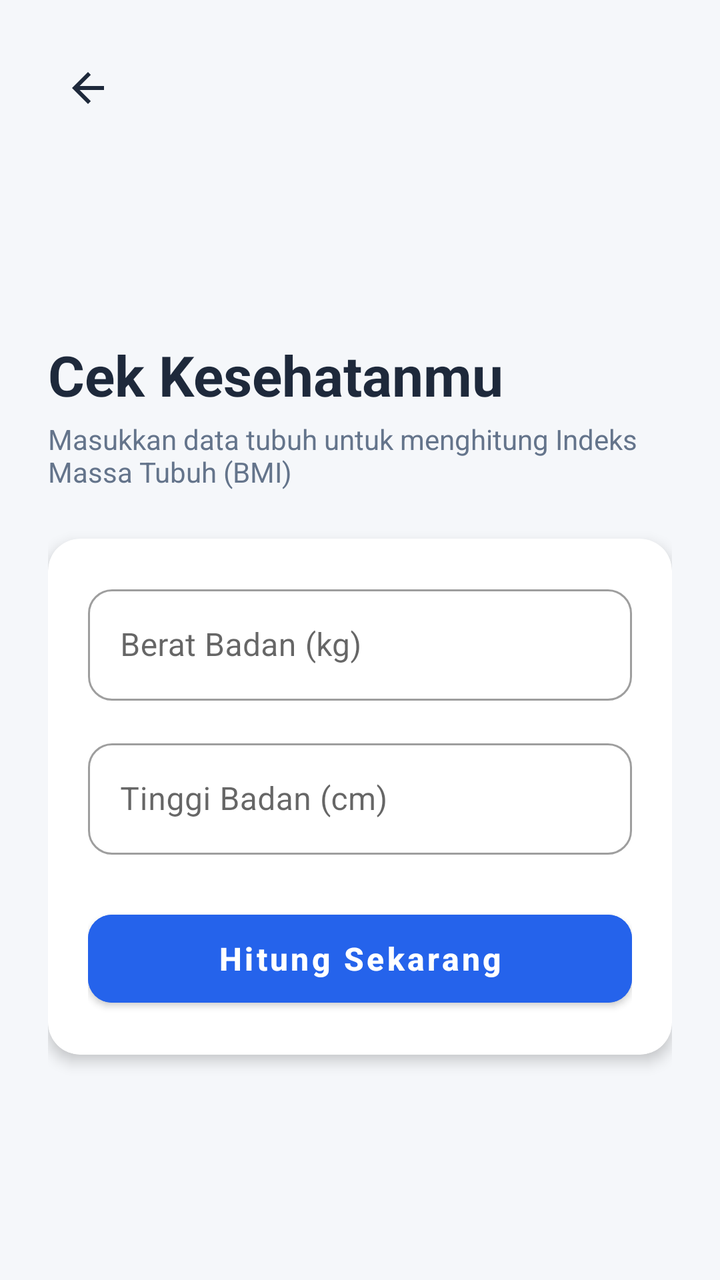
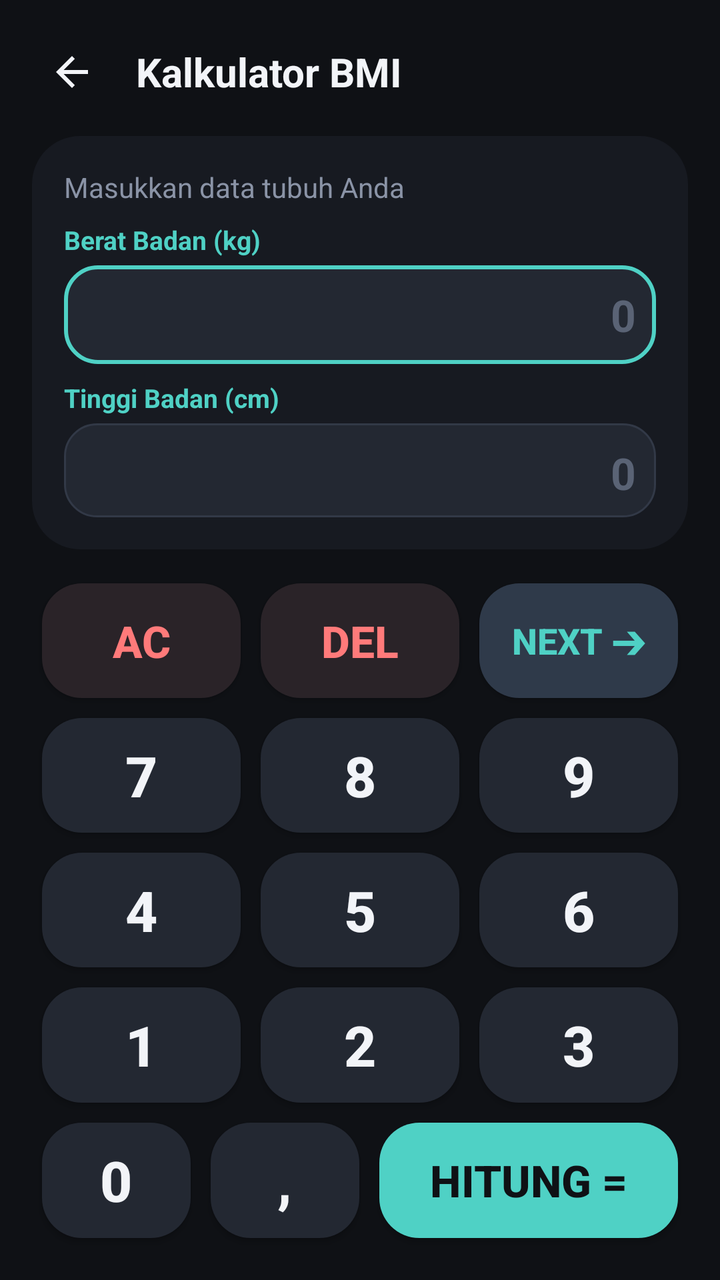

An Android layout rendered at two revisions. The XML below is the earlier revision; the diff shows what the commit changed to produce the second picture.
<!-- AndroidManifest.xml: application theme Theme.Calcsy -->
<!-- res/layout/activity_bmi.xml -->
<?xml version="1.0" encoding="utf-8"?>
<LinearLayout xmlns:android="http://schemas.android.com/apk/res/android"
    xmlns:app="http://schemas.android.com/apk/res-auto"
    xmlns:tools="http://schemas.android.com/tools"
    android:layout_width="match_parent"
    android:layout_height="match_parent"
    android:orientation="vertical"
    android:padding="24dp"
    android:background="#F5F7FA"
    tools:context=".BmiActivity">

    
    <RelativeLayout
        android:layout_width="match_parent"
        android:layout_height="wrap_content"
        android:layout_marginBottom="16dp">

        <ImageButton
            android:id="@+id/btnBack"
            android:layout_width="40dp"
            android:layout_height="40dp"
            android:layout_alignParentStart="true"
            android:layout_centerVertical="true"
            android:background="?attr/selectableItemBackgroundBorderless"
            android:contentDescription="Back"
            android:src="@drawable/ic_back"
            app:tint="#1E293B" />
    </RelativeLayout>

    <LinearLayout
        android:layout_width="match_parent"
        android:layout_height="match_parent"
        android:orientation="vertical"
        android:gravity="center_vertical">

        
        <TextView
            android:layout_width="wrap_content"
            android:layout_height="wrap_content"
            android:text="Cek Kesehatanmu"
            android:textSize="28sp"
            android:textStyle="bold"
            android:textColor="#1E293B" />

        
        <TextView
            android:layout_width="wrap_content"
            android:layout_height="wrap_content"
            android:text="Masukkan data tubuh untuk menghitung Indeks Massa Tubuh (BMI)"
            android:textSize="14sp"
            android:textColor="#64748B"
            android:layout_marginTop="4dp"
            android:layout_marginBottom="24dp" />

        
        <androidx.cardview.widget.CardView
            android:layout_width="match_parent"
            android:layout_height="wrap_content"
            app:cardCornerRadius="16dp"
            app:cardElevation="4dp"
            app:cardBackgroundColor="#FFFFFF">

            <LinearLayout
                android:layout_width="match_parent"
                android:layout_height="wrap_content"
                android:orientation="vertical"
                android:padding="20dp">

                
                <com.google.android.material.textfield.TextInputLayout
                    style="@style/Widget.MaterialComponents.TextInputLayout.OutlinedBox"
                    android:layout_width="match_parent"
                    android:layout_height="wrap_content"
                    android:hint="Berat Badan (kg)"
                    app:boxCornerRadiusTopStart="12dp"
                    app:boxCornerRadiusTopEnd="12dp"
                    app:boxCornerRadiusBottomStart="12dp"
                    app:boxCornerRadiusBottomEnd="12dp"
                    android:layout_marginBottom="16dp">

                    <com.google.android.material.textfield.TextInputEditText
                        android:id="@+id/etBerat"
                        android:layout_width="match_parent"
                        android:layout_height="wrap_content"
                        android:inputType="numberDecimal"
                        android:maxLines="1" />
                </com.google.android.material.textfield.TextInputLayout>

                
                <com.google.android.material.textfield.TextInputLayout
                    style="@style/Widget.MaterialComponents.TextInputLayout.OutlinedBox"
                    android:layout_width="match_parent"
                    android:layout_height="wrap_content"
                    android:hint="Tinggi Badan (cm)"
                    app:boxCornerRadiusTopStart="12dp"
                    app:boxCornerRadiusTopEnd="12dp"
                    app:boxCornerRadiusBottomStart="12dp"
                    app:boxCornerRadiusBottomEnd="12dp"
                    android:layout_marginBottom="24dp">

                    <com.google.android.material.textfield.TextInputEditText
                        android:id="@+id/etTinggi"
                        android:layout_width="match_parent"
                        android:layout_height="wrap_content"
                        android:inputType="numberDecimal"
                        android:maxLines="1" />
                </com.google.android.material.textfield.TextInputLayout>

                
                <com.google.android.material.button.MaterialButton
                    android:id="@+id/btnHitung"
                    android:layout_width="match_parent"
                    android:layout_height="56dp"
                    android:text="Hitung Sekarang"
                    android:textSize="16sp"
                    android:textStyle="bold"
                    android:textAllCaps="false"
                    app:cornerRadius="12dp"
                    android:backgroundTint="#2563EB" />

            </LinearLayout>
        </androidx.cardview.widget.CardView>
    </LinearLayout>
</LinearLayout>
<!-- resources referenced by this layout -->
<resources>
  <!-- drawable ic_back (drawable) -->
  <vector xmlns:android="http://schemas.android.com/apk/res/android"
      android:width="24dp"
      android:height="24dp"
      android:viewportWidth="24"
      android:viewportHeight="24">
      <path
          android:fillColor="#F2F4F8"
          android:pathData="M20,11H7.83l5.59,-5.59L12,4l-8,8 8,8 1.41,-1.41L7.83,13H20v-2z" />
  </vector>
  <style name="Theme.Calcsy" parent="Base.Theme.Calcsy" />
  <style name="Base.Theme.Calcsy" parent="Theme.MaterialComponents.DayNight.NoActionBar">
          <item name="colorPrimary">#2563EB</item>
          <item name="colorPrimaryVariant">#1D4ED8</item>
          <item name="colorOnPrimary">#FFFFFF</item>
          <item name="android:statusBarColor">#0F1115</item>
      </style>
</resources>

<!-- the commit's change to res/layout/activity_bmi.xml (unified diff, before → after) -->
@@ -4,16 +4,16 @@
     xmlns:tools="http://schemas.android.com/tools"
     android:layout_width="match_parent"
     android:layout_height="match_parent"
+    android:background="#0F1115"
     android:orientation="vertical"
-    android:padding="24dp"
-    android:background="#F5F7FA"
+    android:padding="16dp"
     tools:context=".BmiActivity">
 
     
     <RelativeLayout
         android:layout_width="match_parent"
         android:layout_height="wrap_content"
-        android:layout_marginBottom="16dp">
+        android:layout_marginBottom="12dp">
 
         <ImageButton
             android:id="@+id/btnBack"
@@ -24,101 +24,338 @@
             android:background="?attr/selectableItemBackgroundBorderless"
             android:contentDescription="Back"
             android:src="@drawable/ic_back"
-            app:tint="#1E293B" />
+            app:tint="#F2F4F8" />
+
+        <TextView
+            android:layout_width="wrap_content"
+            android:layout_height="wrap_content"
+            android:layout_centerVertical="true"
+            android:layout_marginStart="12dp"
+            android:layout_toEndOf="@id/btnBack"
+            android:text="Kalkulator BMI"
+            android:textColor="#F2F4F8"
+            android:textSize="20sp"
+            android:textStyle="bold" />
     </RelativeLayout>
 
+    
     <LinearLayout
         android:layout_width="match_parent"
-        android:layout_height="match_parent"
+        android:layout_height="0dp"
+        android:layout_weight="0.38"
+        android:background="@drawable/bg_display"
         android:orientation="vertical"
-        android:gravity="center_vertical">
+        android:padding="16dp">
+
+        <TextView
+            android:layout_width="match_parent"
+            android:layout_height="wrap_content"
+            android:text="Masukkan data tubuh Anda"
+            android:textColor="#8A93A6"
+            android:textSize="14sp" />
 
         
         <TextView
             android:layout_width="wrap_content"
             android:layout_height="wrap_content"
-            android:text="Cek Kesehatanmu"
-            android:textSize="28sp"
-            android:textStyle="bold"
-            android:textColor="#1E293B" />
+            android:layout_marginTop="8dp"
+            android:text="Berat Badan (kg)"
+            android:textColor="#4FD1C5"
+            android:textSize="13sp"
+            android:textStyle="bold" />
+
+        <TextView
+            android:id="@+id/tvBerat"
+            android:layout_width="match_parent"
+            android:layout_height="wrap_content"
+            android:layout_marginTop="4dp"
+            android:background="@drawable/bg_input_focused"
+            android:clickable="true"
+            android:focusable="true"
+            android:gravity="end"
+            android:hint="0"
+            android:maxLines="1"
+            android:padding="10dp"
+            android:textColor="#F2F4F8"
+            android:textColorHint="#5A6375"
+            android:textSize="22sp"
+            android:textStyle="bold" />
 
         
         <TextView
             android:layout_width="wrap_content"
             android:layout_height="wrap_content"
-            android:text="Masukkan data tubuh untuk menghitung Indeks Massa Tubuh (BMI)"
-            android:textSize="14sp"
-            android:textColor="#64748B"
+            android:layout_marginTop="8dp"
+            android:text="Tinggi Badan (cm)"
+            android:textColor="#4FD1C5"
+            android:textSize="13sp"
+            android:textStyle="bold" />
+
+        <TextView
+            android:id="@+id/tvTinggi"
+            android:layout_width="match_parent"
+            android:layout_height="wrap_content"
             android:layout_marginTop="4dp"
-            android:layout_marginBottom="24dp" />
-
-        
-        <androidx.cardview.widget.CardView
-            android:layout_width="match_parent"
-            android:layout_height="wrap_content"
-            app:cardCornerRadius="16dp"
-            app:cardElevation="4dp"
-            app:cardBackgroundColor="#FFFFFF">
-
-            <LinearLayout
-                android:layout_width="match_parent"
-                android:layout_height="wrap_content"
-                android:orientation="vertical"
-                android:padding="20dp">
-
-                
-                <com.google.android.material.textfield.TextInputLayout
-                    style="@style/Widget.MaterialComponents.TextInputLayout.OutlinedBox"
-                    android:layout_width="match_parent"
-                    android:layout_height="wrap_content"
-                    android:hint="Berat Badan (kg)"
-                    app:boxCornerRadiusTopStart="12dp"
-                    app:boxCornerRadiusTopEnd="12dp"
-                    app:boxCornerRadiusBottomStart="12dp"
-                    app:boxCornerRadiusBottomEnd="12dp"
-                    android:layout_marginBottom="16dp">
-
-                    <com.google.android.material.textfield.TextInputEditText
-                        android:id="@+id/etBerat"
-                        android:layout_width="match_parent"
-                        android:layout_height="wrap_content"
-                        android:inputType="numberDecimal"
-                        android:maxLines="1" />
-                </com.google.android.material.textfield.TextInputLayout>
-
-                
-                <com.google.android.material.textfield.TextInputLayout
-                    style="@style/Widget.MaterialComponents.TextInputLayout.OutlinedBox"
-                    android:layout_width="match_parent"
-                    android:layout_height="wrap_content"
-                    android:hint="Tinggi Badan (cm)"
-                    app:boxCornerRadiusTopStart="12dp"
-                    app:boxCornerRadiusTopEnd="12dp"
-                    app:boxCornerRadiusBottomStart="12dp"
-                    app:boxCornerRadiusBottomEnd="12dp"
-                    android:layout_marginBottom="24dp">
-
-                    <com.google.android.material.textfield.TextInputEditText
-                        android:id="@+id/etTinggi"
-                        android:layout_width="match_parent"
-                        android:layout_height="wrap_content"
-                        android:inputType="numberDecimal"
-                        android:maxLines="1" />
-                </com.google.android.material.textfield.TextInputLayout>
-
-                
-                <com.google.android.material.button.MaterialButton
-                    android:id="@+id/btnHitung"
-                    android:layout_width="match_parent"
-                    android:layout_height="56dp"
-                    android:text="Hitung Sekarang"
-                    android:textSize="16sp"
-                    android:textStyle="bold"
-                    android:textAllCaps="false"
-                    app:cornerRadius="12dp"
-                    android:backgroundTint="#2563EB" />
-
-            </LinearLayout>
-        </androidx.cardview.widget.CardView>
+            android:background="@drawable/bg_input_normal"
+            android:clickable="true"
+            android:focusable="true"
+            android:gravity="end"
+            android:hint="0"
+            android:maxLines="1"
+            android:padding="10dp"
+            android:textColor="#F2F4F8"
+            android:textColorHint="#5A6375"
+            android:textSize="22sp"
+            android:textStyle="bold" />
+
+    </LinearLayout>
+
+    
+    <View
+        android:layout_width="match_parent"
+        android:layout_height="12dp" />
+
+    
+    <LinearLayout
+        android:layout_width="match_parent"
+        android:layout_height="0dp"
+        android:layout_weight="0.62"
+        android:orientation="vertical">
+
+        
+        <LinearLayout
+            android:layout_width="match_parent"
+            android:layout_height="0dp"
+            android:layout_weight="1"
+            android:orientation="horizontal">
+
+            <androidx.appcompat.widget.AppCompatButton
+                android:id="@+id/btnClear"
+                android:layout_width="0dp"
+                android:layout_height="match_parent"
+                android:layout_margin="5dp"
+                android:layout_weight="1"
+                android:background="@drawable/bg_button_action"
+                android:text="AC"
+                android:textAllCaps="false"
+                android:textColor="#FF7A7A"
+                android:textSize="22sp"
+                android:textStyle="bold" />
+
+            <androidx.appcompat.widget.AppCompatButton
+                android:id="@+id/btnDelete"
+                android:layout_width="0dp"
+                android:layout_height="match_parent"
+                android:layout_margin="5dp"
+                android:layout_weight="1"
+                android:background="@drawable/bg_button_action"
+                android:text="DEL"
+                android:textAllCaps="false"
+                android:textColor="#FF7A7A"
+                android:textSize="22sp"
+                android:textStyle="bold" />
+
+            <androidx.appcompat.widget.AppCompatButton
+                android:id="@+id/btnNext"
+                android:layout_width="0dp"
+                android:layout_height="match_parent"
+                android:layout_margin="5dp"
+                android:layout_weight="1"
+                android:background="@drawable/bg_button_operator"
+                android:text="NEXT ➔"
+                android:textAllCaps="false"
+                android:textColor="#4FD1C5"
+                android:textSize="18sp"
+                android:textStyle="bold" />
+        </LinearLayout>
+
+        
+        <LinearLayout
+            android:layout_width="match_parent"
+            android:layout_height="0dp"
+            android:layout_weight="1"
+            android:orientation="horizontal">
+
+            <androidx.appcompat.widget.AppCompatButton
+                android:id="@+id/btn7"
+                android:layout_width="0dp"
+                android:layout_height="match_parent"
+                android:layout_margin="5dp"
+                android:layout_weight="1"
+                android:background="@drawable/bg_button_number"
+                android:text="7"
+                android:textAllCaps="false"
+                android:textColor="#F2F4F8"
+                android:textSize="28sp"
+                android:textStyle="bold" />
+
+            <androidx.appcompat.widget.AppCompatButton
+                android:id="@+id/btn8"
+                android:layout_width="0dp"
+                android:layout_height="match_parent"
+                android:layout_margin="5dp"
+                android:layout_weight="1"
+                android:background="@drawable/bg_button_number"
+                android:text="8"
+                android:textAllCaps="false"
+                android:textColor="#F2F4F8"
+                android:textSize="28sp"
+                android:textStyle="bold" />
+
+            <androidx.appcompat.widget.AppCompatButton
+                android:id="@+id/btn9"
+                android:layout_width="0dp"
+                android:layout_height="match_parent"
+                android:layout_margin="5dp"
+                android:layout_weight="1"
+                android:background="@drawable/bg_button_number"
+                android:text="9"
+                android:textAllCaps="false"
+                android:textColor="#F2F4F8"
+                android:textSize="28sp"
+                android:textStyle="bold" />
+        </LinearLayout>
+
+        
+        <LinearLayout
+            android:layout_width="match_parent"
+            android:layout_height="0dp"
+            android:layout_weight="1"
+            android:orientation="horizontal">
+
+            <androidx.appcompat.widget.AppCompatButton
+                android:id="@+id/btn4"
+                android:layout_width="0dp"
+                android:layout_height="match_parent"
+                android:layout_margin="5dp"
+                android:layout_weight="1"
+                android:background="@drawable/bg_button_number"
+                android:text="4"
+                android:textAllCaps="false"
+                android:textColor="#F2F4F8"
+                android:textSize="28sp"
+                android:textStyle="bold" />
+
+            <androidx.appcompat.widget.AppCompatButton
+                android:id="@+id/btn5"
+                android:layout_width="0dp"
+                android:layout_height="match_parent"
+                android:layout_margin="5dp"
+                android:layout_weight="1"
+                android:background="@drawable/bg_button_number"
+                android:text="5"
+                android:textAllCaps="false"
+                android:textColor="#F2F4F8"
+                android:textSize="28sp"
+                android:textStyle="bold" />
+
+            <androidx.appcompat.widget.AppCompatButton
+                android:id="@+id/btn6"
+                android:layout_width="0dp"
+                android:layout_height="match_parent"
+                android:layout_margin="5dp"
+                android:layout_weight="1"
+                android:background="@drawable/bg_button_number"
+                android:text="6"
+                android:textAllCaps="false"
+                android:textColor="#F2F4F8"
+                android:textSize="28sp"
+                android:textStyle="bold" />
+        </LinearLayout>
+
+        
+        <LinearLayout
+            android:layout_width="match_parent"
+            android:layout_height="0dp"
+            android:layout_weight="1"
+            android:orientation="horizontal">
+
+            <androidx.appcompat.widget.AppCompatButton
+                android:id="@+id/btn1"
+                android:layout_width="0dp"
+                android:layout_height="match_parent"
+                android:layout_margin="5dp"
+                android:layout_weight="1"
+                android:background="@drawable/bg_button_number"
+                android:text="1"
+                android:textAllCaps="false"
+                android:textColor="#F2F4F8"
+                android:textSize="28sp"
+                android:textStyle="bold" />
+
+            <androidx.appcompat.widget.AppCompatButton
+                android:id="@+id/btn2"
+                android:layout_width="0dp"
+                android:layout_height="match_parent"
+                android:layout_margin="5dp"
+                android:layout_weight="1"
+                android:background="@drawable/bg_button_number"
+                android:text="2"
+                android:textAllCaps="false"
+                android:textColor="#F2F4F8"
+                android:textSize="28sp"
+                android:textStyle="bold" />
+
+            <androidx.appcompat.widget.AppCompatButton
+                android:id="@+id/btn3"
+                android:layout_width="0dp"
+                android:layout_height="match_parent"
+                android:layout_margin="5dp"
+                android:layout_weight="1"
+                android:background="@drawable/bg_button_number"
+                android:text="3"
+                android:textAllCaps="false"
+                android:textColor="#F2F4F8"
+                android:textSize="28sp"
+                android:textStyle="bold" />
+        </LinearLayout>
+
+        
+        <LinearLayout
+            android:layout_width="match_parent"
+            android:layout_height="0dp"
+            android:layout_weight="1"
+            android:orientation="horizontal">
+
+            <androidx.appcompat.widget.AppCompatButton
+                android:id="@+id/btn0"
+                android:layout_width="0dp"
+                android:layout_height="match_parent"
+                android:layout_margin="5dp"
+                android:layout_weight="1"
+                android:background="@drawable/bg_button_number"
+                android:text="0"
+                android:textAllCaps="false"
+                android:textColor="#F2F4F8"
+                android:textSize="28sp"
+                android:textStyle="bold" />
+
+            <androidx.appcompat.widget.AppCompatButton
+                android:id="@+id/btnComma"
+                android:layout_width="0dp"
+                android:layout_height="match_parent"
+                android:layout_margin="5dp"
+                android:layout_weight="1"
+                android:background="@drawable/bg_button_number"
+                android:text=","
+                android:textAllCaps="false"
+                android:textColor="#F2F4F8"
+                android:textSize="28sp"
+                android:textStyle="bold" />
+
+            <androidx.appcompat.widget.AppCompatButton
+                android:id="@+id/btnHitung"
+                android:layout_width="0dp"
+                android:layout_height="match_parent"
+                android:layout_margin="5dp"
+                android:layout_weight="2"
+                android:background="@drawable/bg_button_equals"
+                android:text="HITUNG ="
+                android:textAllCaps="false"
+                android:textColor="#0F1115"
+                android:textSize="22sp"
+                android:textStyle="bold" />
+        </LinearLayout>
+
     </LinearLayout>
 </LinearLayout>
<!-- resource entries referenced after the edit -->
@@ -1,5 +1,69 @@
 <!-- resources referenced by this layout -->
 <resources>
+  <!-- drawable bg_button_action (drawable) -->
+  <?xml version="1.0" encoding="utf-8"?>
+  <ripple xmlns:android="http://schemas.android.com/apk/res/android"
+      android:color="#40FF7A7A">
+      <item>
+          <shape>
+              <solid android:color="#2A2328" />
+              <corners android:radius="20dp" />
+          </shape>
+      </item>
+  </ripple>
+  <!-- drawable bg_button_equals (drawable) -->
+  <?xml version="1.0" encoding="utf-8"?>
+  <ripple xmlns:android="http://schemas.android.com/apk/res/android"
+      android:color="#40000000">
+      <item>
+          <shape>
+              <solid android:color="#4FD1C5" />
+              <corners android:radius="20dp" />
+          </shape>
+      </item>
+  </ripple>
+  <!-- drawable bg_button_number (drawable) -->
+  <?xml version="1.0" encoding="utf-8"?>
+  <ripple xmlns:android="http://schemas.android.com/apk/res/android"
+      android:color="#40FFFFFF">
+      <item>
+          <shape>
+              <solid android:color="#232832" />
+              <corners android:radius="20dp" />
+          </shape>
+      </item>
+  </ripple>
+  <!-- drawable bg_button_operator (drawable) -->
+  <?xml version="1.0" encoding="utf-8"?>
+  <ripple xmlns:android="http://schemas.android.com/apk/res/android"
+      android:color="#40FFFFFF">
+      <item>
+          <shape>
+              <solid android:color="#2F3A4A" />
+              <corners android:radius="20dp" />
+          </shape>
+      </item>
+  </ripple>
+  <!-- drawable bg_display (drawable) -->
+  <?xml version="1.0" encoding="utf-8"?>
+  <shape xmlns:android="http://schemas.android.com/apk/res/android">
+      <solid android:color="#171A21" />
+      <corners android:radius="24dp" />
+  </shape>
+  <!-- drawable bg_input_focused (drawable) -->
+  <?xml version="1.0" encoding="utf-8"?>
+  <shape xmlns:android="http://schemas.android.com/apk/res/android">
+      <solid android:color="#232832" />
+      <stroke android:width="2dp" android:color="#4FD1C5" />
+      <corners android:radius="16dp" />
+  </shape>
+  <!-- drawable bg_input_normal (drawable) -->
+  <?xml version="1.0" encoding="utf-8"?>
+  <shape xmlns:android="http://schemas.android.com/apk/res/android">
+      <solid android:color="#232832" />
+      <stroke android:width="1dp" android:color="#323947" />
+      <corners android:radius="16dp" />
+  </shape>
   <!-- drawable ic_back (drawable) -->
   <vector xmlns:android="http://schemas.android.com/apk/res/android"
       android:width="24dp"
